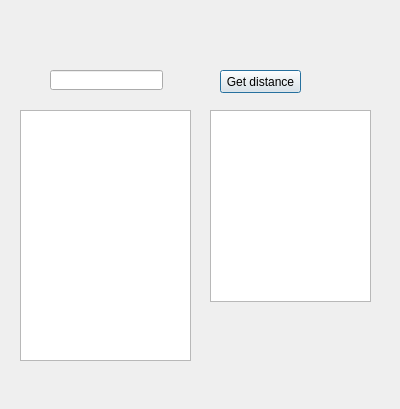
ellenyim8/project2, file checkdistance.ui: the form before one commit.
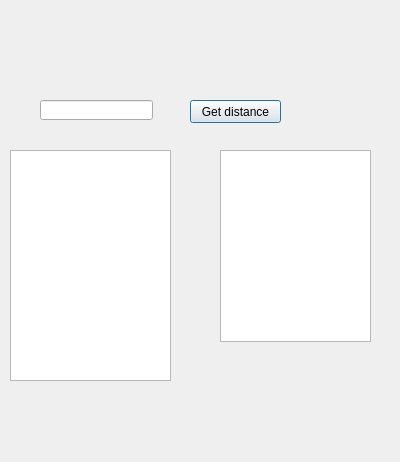
The form after the commit.

Diff of the .ui file:
```diff
--- a/checkdistance.ui
+++ b/checkdistance.ui
@@ -7,7 +7,7 @@
     <x>0</x>
     <y>0</y>
     <width>400</width>
-    <height>409</height>
+    <height>462</height>
    </rect>
   </property>
   <property name="windowTitle">
@@ -16,29 +16,19 @@
   <widget class="QListWidget" name="listWidget">
    <property name="geometry">
     <rect>
-     <x>20</x>
-     <y>110</y>
-     <width>171</width>
-     <height>251</height>
-    </rect>
-   </property>
-  </widget>
-  <widget class="QLineEdit" name="lineEdit">
-   <property name="geometry">
-    <rect>
-     <x>50</x>
-     <y>70</y>
-     <width>113</width>
-     <height>20</height>
+     <x>10</x>
+     <y>150</y>
+     <width>161</width>
+     <height>231</height>
     </rect>
    </property>
   </widget>
   <widget class="QPushButton" name="pushButton">
    <property name="geometry">
     <rect>
-     <x>220</x>
-     <y>70</y>
-     <width>81</width>
+     <x>190</x>
+     <y>100</y>
+     <width>91</width>
      <height>23</height>
     </rect>
    </property>
@@ -46,12 +36,22 @@
     <string>Get distance</string>
    </property>
   </widget>
+  <widget class="QLineEdit" name="lineEdit">
+   <property name="geometry">
+    <rect>
+     <x>40</x>
+     <y>100</y>
+     <width>113</width>
+     <height>20</height>
+    </rect>
+   </property>
+  </widget>
   <widget class="QListWidget" name="listWidget_2">
    <property name="geometry">
     <rect>
-     <x>210</x>
-     <y>110</y>
-     <width>161</width>
+     <x>220</x>
+     <y>150</y>
+     <width>151</width>
      <height>192</height>
     </rect>
    </property>
```
